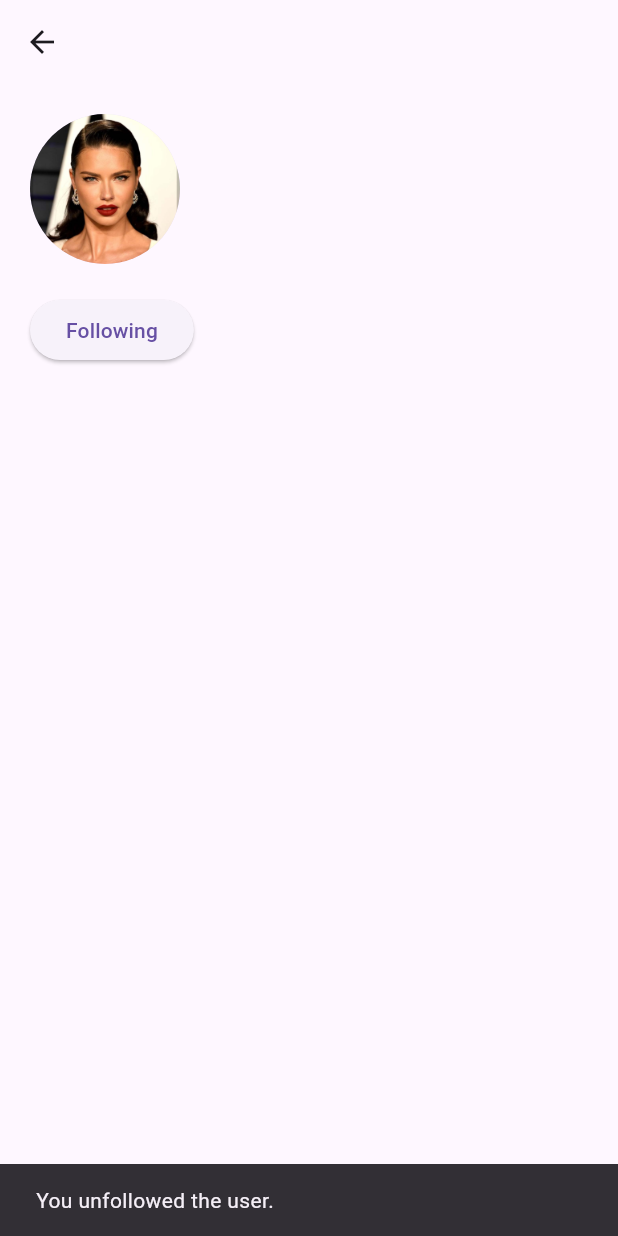
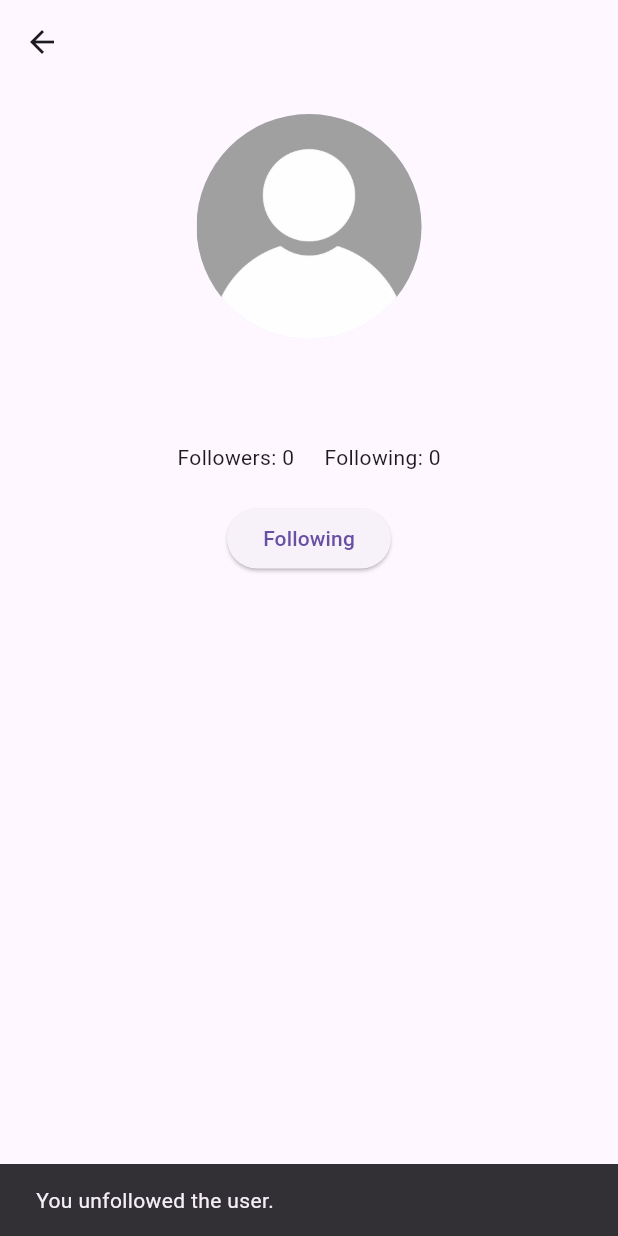
Before and after one commit to selenayyalcin/book-plus, a Flutter app: the UserDetailPage screen opened directly with empty values, after a tap on "Following", on a phone screen of 412 x 824 dp. Run offline on Flutter 3.47's test engine with Material 3 defaults, Android fonts, the phone set to English and light mode, and no system bars; our stand-ins replace cloud_firestore, firebase_auth, firebase_core, firebase_storage, flutter_svg, fluttertoast and 3 more; accounts and stored records are empty; project files that could hold a hidden picture were left out.

Commit message:
added real profile picture to user detail page

```diff
--- a/lib/pages/user_detail_page.dart
+++ b/lib/pages/user_detail_page.dart
@@ -58,6 +58,24 @@ class UserDetailPage extends StatelessWidget {
     }
   }
 
+  Future<int> getFollowerCount(String userId) async {
+    final QuerySnapshot snapshot = await FirebaseFirestore.instance
+        .collection('users')
+        .doc(userId)
+        .collection('followers')
+        .get();
+    return snapshot.docs.length;
+  }
+
+  Future<int> getFollowingCount(String userId) async {
+    final QuerySnapshot snapshot = await FirebaseFirestore.instance
+        .collection('users')
+        .doc(userId)
+        .collection('following')
+        .get();
+    return snapshot.docs.length;
+  }
+
   @override
   Widget build(BuildContext context) {
     final currentUser = FirebaseAuth.instance.currentUser;
@@ -70,18 +88,13 @@ class UserDetailPage extends StatelessWidget {
         child: Column(
           crossAxisAlignment: CrossAxisAlignment.start,
           children: [
-            Row(
+            Center(
+              child: Column(
                 children: [
-                const CircleAvatar(
-                  radius: 50,
-                  backgroundImage: AssetImage('assets/images/profile.jpg'),
-                ),
-                const SizedBox(width: 20),
-                Column(
-                  crossAxisAlignment: CrossAxisAlignment.start,
-                  children: [
-                    const SizedBox(height: 10),
-                    StreamBuilder<DocumentSnapshot>(
+                  SizedBox(
+                    height: 150,
+                    width: 150,
+                    child: StreamBuilder<DocumentSnapshot>(
                       stream: FirebaseFirestore.instance
                           .collection('users')
                           .doc(userId)
@@ -92,32 +105,72 @@ class UserDetailPage extends StatelessWidget {
                         }
                         if (snapshot.connectionState ==
                             ConnectionState.waiting) {
-                          return const CircularProgressIndicator();
+                          return CircularProgressIndicator();
                         }
                         final data =
                             snapshot.data?.data() as Map<String, dynamic>?;
                         if (data == null) {
-                          return const Text('User data not found');
+                          return Text('User data not found');
                         }
-                        return Column(
-                          crossAxisAlignment: CrossAxisAlignment.start,
-                          children: [
+                        final String photoUrl = data['profileImageUrl'] ?? '';
+                        return CircleAvatar(
+                          radius: 75,
+                          backgroundImage: photoUrl.isNotEmpty
+                              ? NetworkImage(photoUrl)
+                              : AssetImage(
+                                      'assets/images/blank-profile-picture.jpg')
+                                  as ImageProvider<Object>?,
+                        );
+                      },
+                    ),
+                  ),
+                  SizedBox(height: 10),
                   Text(
                     username,
-                              style: const TextStyle(fontSize: 18),
+                    style: TextStyle(fontSize: 24, fontWeight: FontWeight.bold),
                   ),
-                            const SizedBox(height: 10),
-                            const SizedBox(height: 10),
+                  SizedBox(height: 5),
                 ],
-                        );
+              ),
+            ),
+            SizedBox(height: 20),
+            Center(
+              child: Row(
+                mainAxisAlignment: MainAxisAlignment.center,
+                children: [
+                  FutureBuilder<int>(
+                    future: getFollowerCount(userId),
+                    builder: (context, snapshot) {
+                      if (snapshot.connectionState == ConnectionState.waiting) {
+                        return CircularProgressIndicator();
+                      }
+                      if (snapshot.hasError) {
+                        return Text('Error: ${snapshot.error}');
+                      }
+                      final followerCount = snapshot.data ?? 0;
+                      return Text('Followers: $followerCount');
+                    },
+                  ),
+                  SizedBox(width: 20),
+                  FutureBuilder<int>(
+                    future: getFollowingCount(userId),
+                    builder: (context, snapshot) {
+                      if (snapshot.connectionState == ConnectionState.waiting) {
+                        return CircularProgressIndicator();
+                      }
+                      if (snapshot.hasError) {
+                        return Text('Error: ${snapshot.error}');
+                      }
+                      final followingCount = snapshot.data ?? 0;
+                      return Text('Following: $followingCount');
                     },
                   ),
                 ],
               ),
-              ],
             ),
-            const SizedBox(height: 20),
-            StreamBuilder<DocumentSnapshot>(
+            SizedBox(height: 20),
+            Center(
+              child: StreamBuilder<DocumentSnapshot>(
                 stream: FirebaseFirestore.instance
                     .collection('users')
                     .doc(currentUser!.uid)
@@ -129,7 +182,7 @@ class UserDetailPage extends StatelessWidget {
                     return Text('Error: ${snapshot.error}');
                   }
                   if (snapshot.connectionState == ConnectionState.waiting) {
-                  return const CircularProgressIndicator();
+                    return CircularProgressIndicator();
                   }
                   final isFollowing = snapshot.data?.exists ?? false;
                   return ElevatedButton(
@@ -140,6 +193,7 @@ class UserDetailPage extends StatelessWidget {
                   );
                 },
               ),
+            ),
           ],
         ),
       ),
```
Lines whose indentation alone changed are shown as unchanged.
